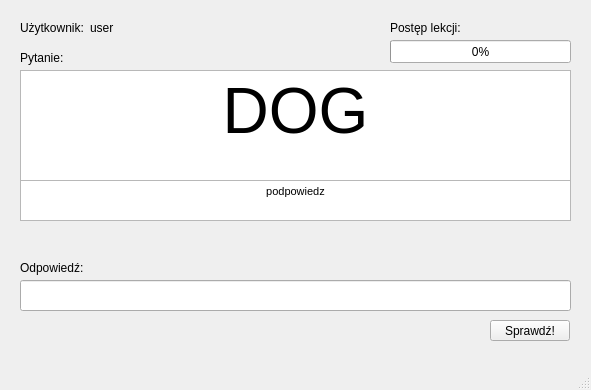
Above: fiszkimainwindow.ui from DarkRaven255/Fiszki before the change. Below: the same form after it.
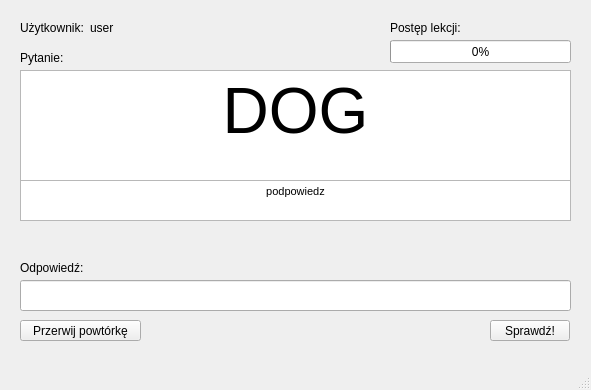
That is the form after the change. The open tabs and pages were chosen to show the change.

Patch:
```diff
--- a/fiszkimainwindow.ui
+++ b/fiszkimainwindow.ui
@@ -402,6 +402,19 @@
        <string>Postęp lekcji:</string>
       </property>
      </widget>
+     <widget class="QPushButton" name="stopBtn">
+      <property name="geometry">
+       <rect>
+        <x>30</x>
+        <y>320</y>
+        <width>121</width>
+        <height>21</height>
+       </rect>
+      </property>
+      <property name="text">
+       <string>Przerwij powtórkę</string>
+      </property>
+     </widget>
     </widget>
    </widget>
   </widget>
```
Left out of the diff: 10 changed lines with no effect on the pictures.
